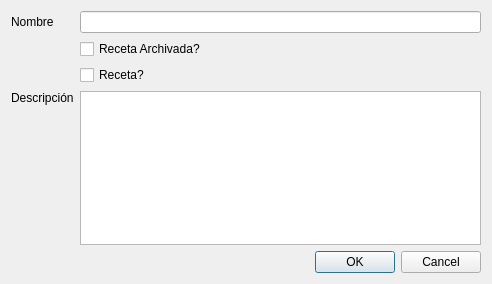
Qt form Prototipo/altaMonodroga.ui (UNPSJB/FarmaciaCrisol) before a commit.
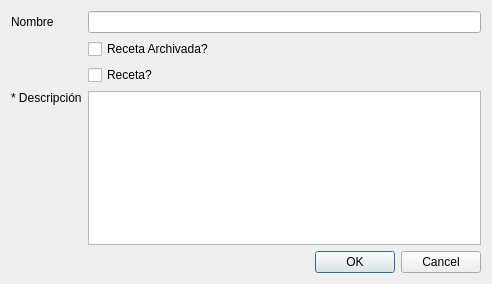
The same form after that commit.

The edit to the form file:
```diff
--- a/Prototipo/altaMonodroga.ui
+++ b/Prototipo/altaMonodroga.ui
@@ -39,7 +39,7 @@
      <item row="3" column="0" alignment="Qt::AlignTop">
       <widget class="QLabel" name="label_2">
        <property name="text">
-        <string>Descripción</string>
+        <string>* Descripción</string>
        </property>
       </widget>
      </item>
```
